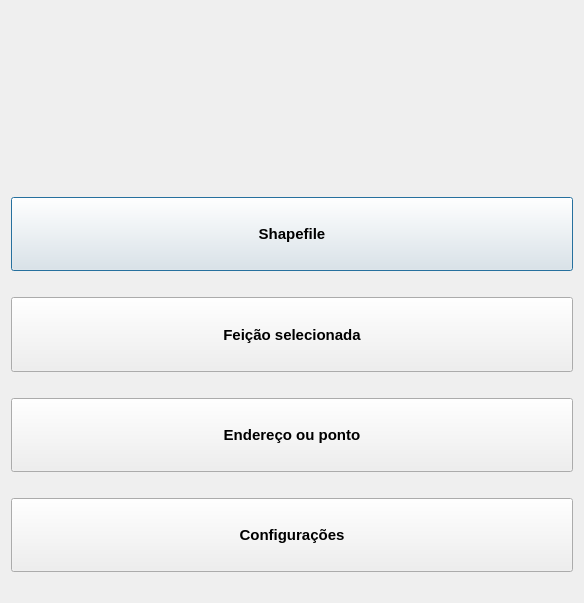
Above: screens/main_window.ui from spuhub/prisma before the change. Below: the same form after it.
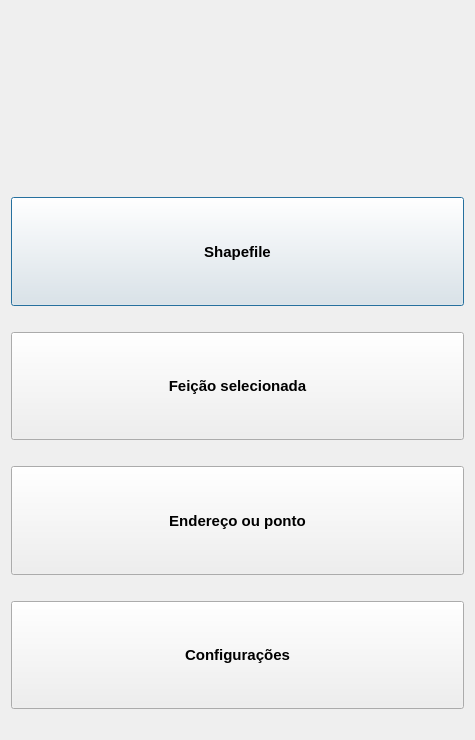
That is the form after the change. Icons and pictures are not drawn.

The edit to the form file:
```diff
--- a/screens/main_window.ui
+++ b/screens/main_window.ui
@@ -6,8 +6,8 @@
    <rect>
     <x>0</x>
     <y>0</y>
-    <width>584</width>
-    <height>603</height>
+    <width>475</width>
+    <height>740</height>
    </rect>
   </property>
   <property name="windowTitle">
```
